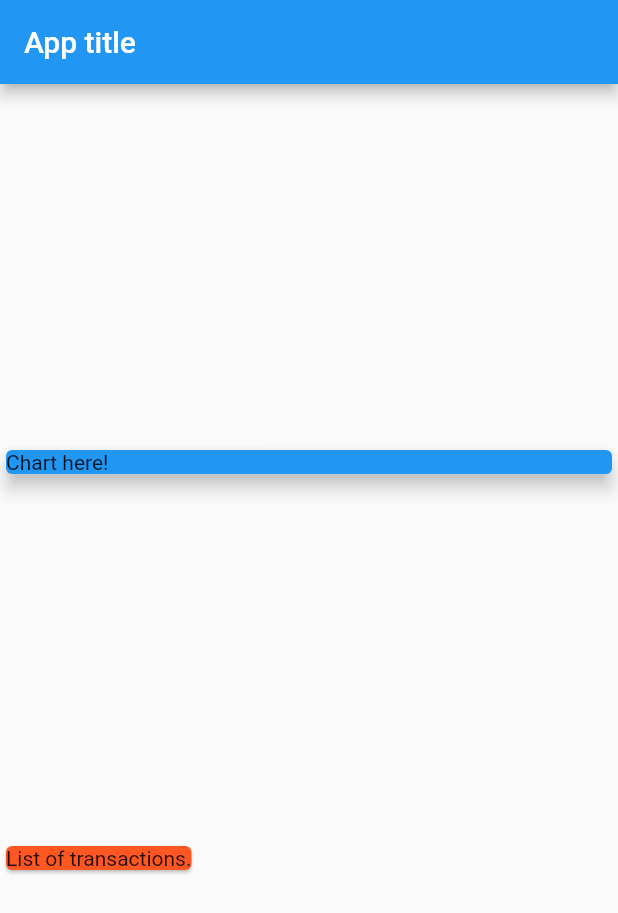
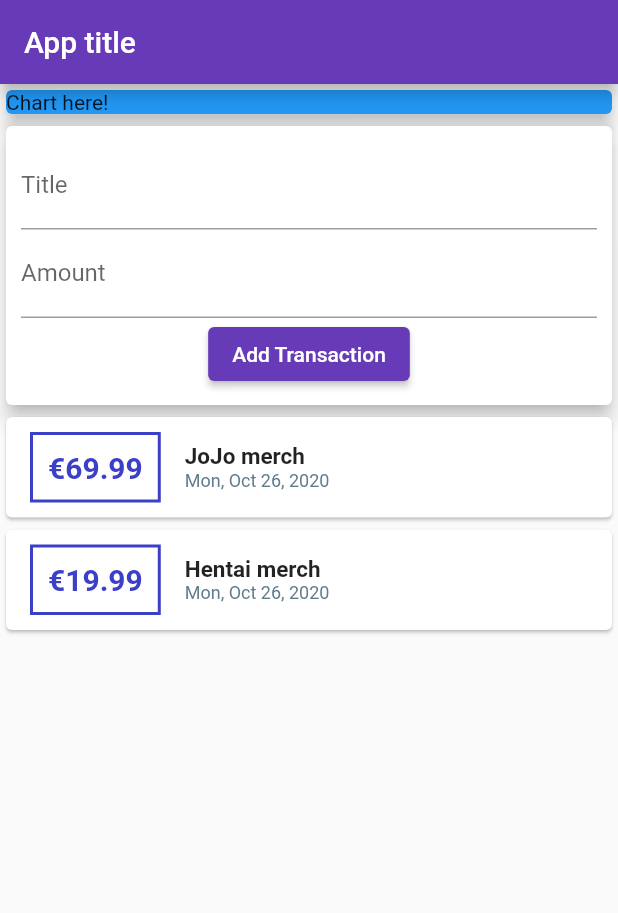
Before and after one commit to Labychu/personal-expenses, a Flutter app: the screen it shows after launch, on a phone screen of 412 x 824 dp. Shown: the top 913 px of the screen. Run offline on Flutter 3.47's test engine with Material 2 defaults, Android fonts, the phone set to English and light mode, and no system bars.

Commit message:
Add transacation list

```diff
--- a/lib/main.dart
+++ b/lib/main.dart
@@ -1,4 +1,6 @@
 import 'package:flutter/material.dart';
+import './widgets/transaction_manager.dart';
+
 
 void main() {
   runApp(MyApp());
@@ -11,7 +13,7 @@ class MyApp extends StatelessWidget {
     return MaterialApp(
       title: 'Flutter Demo',
       theme: ThemeData(
-        primarySwatch: Colors.blue,
+        primarySwatch: Colors.deepPurple,
         visualDensity: VisualDensity.adaptivePlatformDensity,
       ),
       home: MyHomePage(),
@@ -20,8 +22,6 @@ class MyApp extends StatelessWidget {
 }
 
 class MyHomePage extends StatelessWidget {
-	final List<Map<>> transactions;
-
   @override
   Widget build(BuildContext context) {
     return Scaffold(
@@ -29,8 +29,7 @@ class MyHomePage extends StatelessWidget {
         title: Text('App title'),
       ),
       body: Column(
-				mainAxisAlignment: MainAxisAlignment.spaceEvenly,
-				crossAxisAlignment: CrossAxisAlignment.start,
+          mainAxisAlignment: MainAxisAlignment.start,
           children: <Widget>[
             Container(
                 width: double.infinity,
@@ -38,12 +37,8 @@ class MyHomePage extends StatelessWidget {
                   color: Colors.blue,
                   child: Text('Chart here!'),
                   elevation: 5,
-            ),
-          ),
-          Card(
-						color: Colors.deepOrange,
-            child: Text('List of transactions.'),
-          )
+                )),
+            TransactionManager(),
           ],
         ),
     );
--- /dev/null
+++ b/lib/models/transaction.dart
@@ -0,0 +1,15 @@
+import 'package:flutter/foundation.dart';
+
+class Transaction {
+  String id;
+  String title;
+  double amount;
+  DateTime date;
+
+  Transaction({
+    @required this.id,
+    @required this.title,
+    @required this.amount,
+    @required this.date,
+  });
+}
--- a/lib/src/transaction.dart
+++ /dev/null
@@ -1,3 +0,0 @@
-class Transaction() {
-
-}
--- /dev/null
+++ b/lib/widgets/new_transaction_input.dart
@@ -0,0 +1,40 @@
+import 'package:flutter/material.dart';
+
+class NewTransactionInput extends StatelessWidget {
+  final _titleController = TextEditingController();
+  final _amountController = TextEditingController();
+  final Function addTransaction;
+
+  NewTransactionInput(this.addTransaction);
+
+  @override
+  Widget build(BuildContext context) {
+    return Card(
+      child: Container(
+        padding: EdgeInsets.all(10),
+        child: Column(
+          children: <Widget>[
+            TextField(
+              decoration: InputDecoration(labelText: 'Title'),
+              controller: _titleController,
+            ),
+            TextField(
+              decoration: InputDecoration(labelText: 'Amount'),
+              controller: _amountController,
+            ),
+            ElevatedButton(
+              onPressed: () {
+                addTransaction(
+                  _titleController.text,
+                  double.parse(_amountController.text),
+                );
+              },
+              child: Text('Add Transaction'),
+            )
+          ],
+        ),
+      ),
+      elevation: 5,
+    );
+  }
+}
--- /dev/null
+++ b/lib/widgets/transaction_list.dart
@@ -0,0 +1,66 @@
+import 'package:flutter/material.dart';
+import 'package:intl/intl.dart';
+import '../models/transaction.dart';
+
+class TransactionList extends StatelessWidget {
+  final List<Transaction> _transactions;
+
+  TransactionList(this._transactions);
+
+  @override
+  Widget build(BuildContext context) {
+    return Container(
+			height: 300,
+      child: ListView(
+        children: _transactions.map((tx) {
+          return Card(
+            child: Row(
+              children: <Widget>[
+                Container(
+                  margin: EdgeInsets.symmetric(
+                    vertical: 10,
+                    horizontal: 16,
+                  ),
+                  padding: EdgeInsets.all(10),
+                  decoration: BoxDecoration(
+                    border: Border.all(
+                      color: Color(0xFF3C40C6),
+                      width: 2,
+                    ),
+                  ),
+                  child: Text(
+                    "€${tx.amount}",
+                    style: TextStyle(
+                      fontWeight: FontWeight.bold,
+                      fontSize: 20,
+                      color: Color(0xFF3C40C6),
+                    ),
+                  ),
+                ),
+                Column(
+                  crossAxisAlignment: CrossAxisAlignment.start,
+                  children: <Widget>[
+                    Text(
+                      tx.title,
+                      style: TextStyle(
+                        fontSize: 15,
+                        fontWeight: FontWeight.bold,
+                      ),
+                    ),
+                    Text(
+                      DateFormat.yMMMEd().format(tx.date),
+                      style: TextStyle(
+                        fontSize: 12,
+                        color: Colors.blueGrey,
+                      ),
+                    ),
+                  ],
+                ),
+              ],
+            ),
+          );
+        }).toList(),
+      ),
+    );
+  }
+}
--- /dev/null
+++ b/lib/widgets/transaction_manager.dart
@@ -0,0 +1,42 @@
+import 'package:flutter/material.dart';
+import './new_transaction_input.dart';
+import './transaction_list.dart';
+
+import '../models/transaction.dart';
+
+class TransactionManager extends StatefulWidget {
+  @override
+  _TransactionManagerState createState() => _TransactionManagerState();
+}
+
+class _TransactionManagerState extends State<TransactionManager> {
+  final List<Transaction> _transactions = [
+    Transaction(
+        id: '1', title: 'JoJo merch', amount: 69.99, date: DateTime.now()),
+    Transaction(
+        id: '2', title: 'Hentai merch', amount: 19.99, date: DateTime.now()),
+  ];
+
+  void addNewTransaction(String newTitle, double newAmount) {
+    final newTx = Transaction(
+      title: newTitle,
+			amount: newAmount,
+			id: DateTime.now().toString(),
+			date: DateTime.now(),
+    );
+
+		setState(() {
+		  _transactions.add(newTx);
+		});
+  }
+
+  @override
+  Widget build(BuildContext context) {
+    return Column(
+      children: <Widget>[
+        NewTransactionInput(addNewTransaction),
+        TransactionList(_transactions),
+      ],
+    );
+  }
+}
--- a/pubspec.yaml
+++ b/pubspec.yaml
@@ -23,6 +23,7 @@ environment:
 dependencies:
   flutter:
     sdk: flutter
+  intl: ^0.16.1
 
 
   # The following adds the Cupertino Icons font to your application.
```
Also changed, not shown: pubspec.lock. Lines whose indentation alone changed are shown as unchanged.
